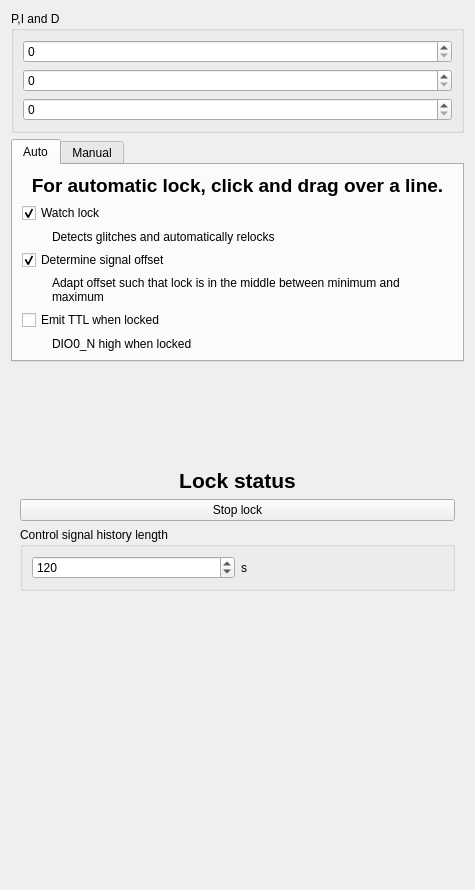
Before: the Qt Designer form linien/client/ui/locking_panel.ui in linien-org/linien, drawn with Qt 5.
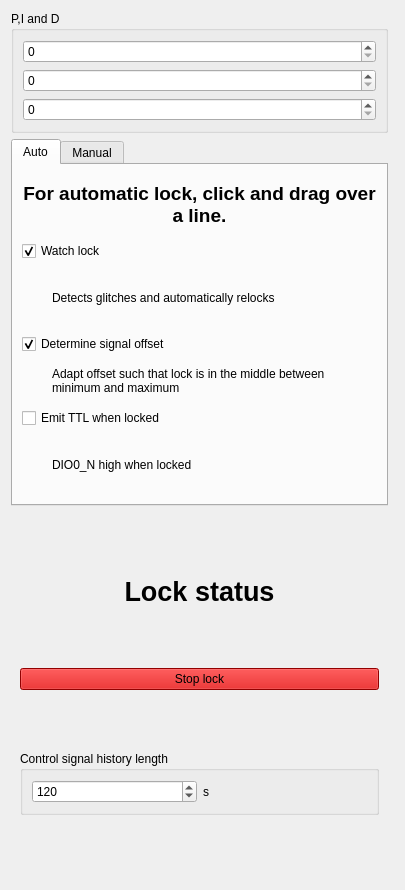
After: the same form once the commit is applied. Custom widgets are drawn as their Qt base class.

Patch:
```diff
--- a/linien/client/ui/locking_panel.ui
+++ b/linien/client/ui/locking_panel.ui
@@ -6,18 +6,57 @@
    <rect>
     <x>0</x>
     <y>0</y>
-    <width>475</width>
+    <width>405</width>
     <height>890</height>
    </rect>
   </property>
+  <property name="sizePolicy">
+   <sizepolicy hsizetype="Minimum" vsizetype="Preferred">
+    <horstretch>0</horstretch>
+    <verstretch>0</verstretch>
+   </sizepolicy>
+  </property>
   <property name="windowTitle">
    <string>Form</string>
   </property>
   <layout class="QVBoxLayout" name="verticalLayout">
    <item>
+    <widget class="QScrollArea" name="scrollArea">
+     <property name="frameShape">
+      <enum>QFrame::NoFrame</enum>
+     </property>
+     <property name="lineWidth">
+      <number>0</number>
+     </property>
+     <property name="widgetResizable">
+      <bool>true</bool>
+     </property>
+     <widget class="QWidget" name="scrollAreaWidgetContents">
+      <property name="geometry">
+       <rect>
+        <x>0</x>
+        <y>0</y>
+        <width>393</width>
+        <height>878</height>
+       </rect>
+      </property>
+      <layout class="QVBoxLayout" name="verticalLayout_3">
+       <property name="leftMargin">
+        <number>0</number>
+       </property>
+       <property name="topMargin">
+        <number>0</number>
+       </property>
+       <property name="rightMargin">
+        <number>6</number>
+       </property>
+       <property name="bottomMargin">
+        <number>0</number>
+       </property>
+       <item>
     <widget class="QGroupBox" name="groupBox_5">
      <property name="sizePolicy">
-      <sizepolicy hsizetype="Preferred" vsizetype="Minimum">
+          <sizepolicy hsizetype="Preferred" vsizetype="Fixed">
        <horstretch>0</horstretch>
        <verstretch>0</verstretch>
       </sizepolicy>
@@ -67,6 +106,12 @@
    </item>
    <item>
     <widget class="QTabWidget" name="lock_control_container">
+         <property name="sizePolicy">
+          <sizepolicy hsizetype="Minimum" vsizetype="Preferred">
+           <horstretch>0</horstretch>
+           <verstretch>0</verstretch>
+          </sizepolicy>
+         </property>
      <property name="currentIndex">
       <number>0</number>
      </property>
@@ -129,9 +174,27 @@
        </item>
        <item>
         <widget class="QLabel" name="label_9">
+             <property name="sizePolicy">
+              <sizepolicy hsizetype="Preferred" vsizetype="Fixed">
+               <horstretch>0</horstretch>
+               <verstretch>0</verstretch>
+              </sizepolicy>
+             </property>
+             <property name="maximumSize">
+              <size>
+               <width>350</width>
+               <height>16777215</height>
+              </size>
+             </property>
          <property name="text">
           <string>Adapt offset such that lock is in the middle between minimum and maximum</string>
          </property>
+             <property name="textFormat">
+              <enum>Qt::PlainText</enum>
+             </property>
+             <property name="scaledContents">
+              <bool>false</bool>
+             </property>
          <property name="wordWrap">
           <bool>true</bool>
          </property>
@@ -208,26 +271,29 @@
      </widget>
     </widget>
    </item>
-   <item>
-    <spacer name="verticalSpacer_3">
-     <property name="orientation">
-      <enum>Qt::Vertical</enum>
-     </property>
-     <property name="sizeHint" stdset="0">
-      <size>
-       <width>378</width>
-       <height>91</height>
-      </size>
-     </property>
-    </spacer>
-   </item>
    <item>
     <widget class="LockStatusPanel" name="lock_status_container" native="true">
      <layout class="QVBoxLayout" name="verticalLayout_2">
       <item>
        <widget class="QLabel" name="lock_status">
+            <property name="sizePolicy">
+             <sizepolicy hsizetype="Preferred" vsizetype="Fixed">
+              <horstretch>0</horstretch>
+              <verstretch>0</verstretch>
+             </sizepolicy>
+            </property>
+            <property name="font">
+             <font>
+              <pointsize>20</pointsize>
+              <weight>75</weight>
+              <bold>true</bold>
+             </font>
+            </property>
         <property name="text">
-         <string>&lt;html&gt;&lt;head/&gt;&lt;body&gt;&lt;p align=&quot;center&quot;&gt;&lt;span style=&quot; font-size:16pt; font-weight:600;&quot;&gt;Lock status&lt;/span&gt;&lt;/p&gt;&lt;/body&gt;&lt;/html&gt;</string>
+             <string>Lock status</string>
+            </property>
+            <property name="alignment">
+             <set>Qt::AlignCenter</set>
         </property>
         <property name="wordWrap">
          <bool>true</bool>
@@ -236,6 +302,448 @@
       </item>
       <item>
        <widget class="QPushButton" name="stop_lock">
+            <property name="palette">
+             <palette>
+              <active>
+               <colorrole role="WindowText">
+                <brush brushstyle="SolidPattern">
+                 <color alpha="255">
+                  <red>0</red>
+                  <green>0</green>
+                  <blue>0</blue>
+                 </color>
+                </brush>
+               </colorrole>
+               <colorrole role="Button">
+                <brush brushstyle="SolidPattern">
+                 <color alpha="255">
+                  <red>204</red>
+                  <green>0</green>
+                  <blue>0</blue>
+                 </color>
+                </brush>
+               </colorrole>
+               <colorrole role="Light">
+                <brush brushstyle="SolidPattern">
+                 <color alpha="255">
+                  <red>255</red>
+                  <green>51</green>
+                  <blue>51</blue>
+                 </color>
+                </brush>
+               </colorrole>
+               <colorrole role="Midlight">
+                <brush brushstyle="SolidPattern">
+                 <color alpha="255">
+                  <red>229</red>
+                  <green>25</green>
+                  <blue>25</blue>
+                 </color>
+                </brush>
+               </colorrole>
+               <colorrole role="Dark">
+                <brush brushstyle="SolidPattern">
+                 <color alpha="255">
+                  <red>102</red>
+                  <green>0</green>
+                  <blue>0</blue>
+                 </color>
+                </brush>
+               </colorrole>
+               <colorrole role="Mid">
+                <brush brushstyle="SolidPattern">
+                 <color alpha="255">
+                  <red>136</red>
+                  <green>0</green>
+                  <blue>0</blue>
+                 </color>
+                </brush>
+               </colorrole>
+               <colorrole role="Text">
+                <brush brushstyle="SolidPattern">
+                 <color alpha="255">
+                  <red>0</red>
+                  <green>0</green>
+                  <blue>0</blue>
+                 </color>
+                </brush>
+               </colorrole>
+               <colorrole role="BrightText">
+                <brush brushstyle="SolidPattern">
+                 <color alpha="255">
+                  <red>255</red>
+                  <green>255</green>
+                  <blue>255</blue>
+                 </color>
+                </brush>
+               </colorrole>
+               <colorrole role="ButtonText">
+                <brush brushstyle="SolidPattern">
+                 <color alpha="255">
+                  <red>0</red>
+                  <green>0</green>
+                  <blue>0</blue>
+                 </color>
+                </brush>
+               </colorrole>
+               <colorrole role="Base">
+                <brush brushstyle="SolidPattern">
+                 <color alpha="255">
+                  <red>255</red>
+                  <green>255</green>
+                  <blue>255</blue>
+                 </color>
+                </brush>
+               </colorrole>
+               <colorrole role="Window">
+                <brush brushstyle="SolidPattern">
+                 <color alpha="255">
+                  <red>204</red>
+                  <green>0</green>
+                  <blue>0</blue>
+                 </color>
+                </brush>
+               </colorrole>
+               <colorrole role="Shadow">
+                <brush brushstyle="SolidPattern">
+                 <color alpha="255">
+                  <red>0</red>
+                  <green>0</green>
+                  <blue>0</blue>
+                 </color>
+                </brush>
+               </colorrole>
+               <colorrole role="AlternateBase">
+                <brush brushstyle="SolidPattern">
+                 <color alpha="255">
+                  <red>229</red>
+                  <green>127</green>
+                  <blue>127</blue>
+                 </color>
+                </brush>
+               </colorrole>
+               <colorrole role="ToolTipBase">
+                <brush brushstyle="SolidPattern">
+                 <color alpha="255">
+                  <red>255</red>
+                  <green>255</green>
+                  <blue>220</blue>
+                 </color>
+                </brush>
+               </colorrole>
+               <colorrole role="ToolTipText">
+                <brush brushstyle="SolidPattern">
+                 <color alpha="255">
+                  <red>0</red>
+                  <green>0</green>
+                  <blue>0</blue>
+                 </color>
+                </brush>
+               </colorrole>
+               <colorrole role="PlaceholderText">
+                <brush brushstyle="SolidPattern">
+                 <color alpha="128">
+                  <red>0</red>
+                  <green>0</green>
+                  <blue>0</blue>
+                 </color>
+                </brush>
+               </colorrole>
+              </active>
+              <inactive>
+               <colorrole role="WindowText">
+                <brush brushstyle="SolidPattern">
+                 <color alpha="255">
+                  <red>0</red>
+                  <green>0</green>
+                  <blue>0</blue>
+                 </color>
+                </brush>
+               </colorrole>
+               <colorrole role="Button">
+                <brush brushstyle="SolidPattern">
+                 <color alpha="255">
+                  <red>204</red>
+                  <green>0</green>
+                  <blue>0</blue>
+                 </color>
+                </brush>
+               </colorrole>
+               <colorrole role="Light">
+                <brush brushstyle="SolidPattern">
+                 <color alpha="255">
+                  <red>255</red>
+                  <green>51</green>
+                  <blue>51</blue>
+                 </color>
+                </brush>
+               </colorrole>
+               <colorrole role="Midlight">
+                <brush brushstyle="SolidPattern">
+                 <color alpha="255">
+                  <red>229</red>
+                  <green>25</green>
+                  <blue>25</blue>
+                 </color>
+                </brush>
+               </colorrole>
+               <colorrole role="Dark">
+                <brush brushstyle="SolidPattern">
+                 <color alpha="255">
+                  <red>102</red>
+                  <green>0</green>
+                  <blue>0</blue>
+                 </color>
+                </brush>
+               </colorrole>
+               <colorrole role="Mid">
+                <brush brushstyle="SolidPattern">
+                 <color alpha="255">
+                  <red>136</red>
+                  <green>0</green>
+                  <blue>0</blue>
+                 </color>
+                </brush>
+               </colorrole>
+               <colorrole role="Text">
+                <brush brushstyle="SolidPattern">
+                 <color alpha="255">
+                  <red>0</red>
+                  <green>0</green>
+                  <blue>0</blue>
+                 </color>
+                </brush>
+               </colorrole>
+               <colorrole role="BrightText">
+                <brush brushstyle="SolidPattern">
+                 <color alpha="255">
+                  <red>255</red>
+                  <green>255</green>
+                  <blue>255</blue>
+                 </color>
+                </brush>
+               </colorrole>
+               <colorrole role="ButtonText">
+                <brush brushstyle="SolidPattern">
+                 <color alpha="255">
+                  <red>0</red>
+                  <green>0</green>
+                  <blue>0</blue>
+                 </color>
+                </brush>
+               </colorrole>
+               <colorrole role="Base">
+                <brush brushstyle="SolidPattern">
+                 <color alpha="255">
+                  <red>255</red>
+                  <green>255</green>
+                  <blue>255</blue>
+                 </color>
+                </brush>
+               </colorrole>
+               <colorrole role="Window">
+                <brush brushstyle="SolidPattern">
+                 <color alpha="255">
+                  <red>204</red>
+                  <green>0</green>
+                  <blue>0</blue>
+                 </color>
+                </brush>
+               </colorrole>
+               <colorrole role="Shadow">
+                <brush brushstyle="SolidPattern">
+                 <color alpha="255">
+                  <red>0</red>
+                  <green>0</green>
+                  <blue>0</blue>
+                 </color>
+                </brush>
+               </colorrole>
+               <colorrole role="AlternateBase">
+                <brush brushstyle="SolidPattern">
+                 <color alpha="255">
+                  <red>229</red>
+                  <green>127</green>
+                  <blue>127</blue>
+                 </color>
+                </brush>
+               </colorrole>
+               <colorrole role="ToolTipBase">
+                <brush brushstyle="SolidPattern">
+                 <color alpha="255">
+                  <red>255</red>
+                  <green>255</green>
+                  <blue>220</blue>
+                 </color>
+                </brush>
+               </colorrole>
+               <colorrole role="ToolTipText">
+                <brush brushstyle="SolidPattern">
+                 <color alpha="255">
+                  <red>0</red>
+                  <green>0</green>
+                  <blue>0</blue>
+                 </color>
+                </brush>
+               </colorrole>
+               <colorrole role="PlaceholderText">
+                <brush brushstyle="SolidPattern">
+                 <color alpha="128">
+                  <red>0</red>
+                  <green>0</green>
+                  <blue>0</blue>
+                 </color>
+                </brush>
+               </colorrole>
+              </inactive>
+              <disabled>
+               <colorrole role="WindowText">
+                <brush brushstyle="SolidPattern">
+                 <color alpha="255">
+                  <red>102</red>
+                  <green>0</green>
+                  <blue>0</blue>
+                 </color>
+                </brush>
+               </colorrole>
+               <colorrole role="Button">
+                <brush brushstyle="SolidPattern">
+                 <color alpha="255">
+                  <red>204</red>
+                  <green>0</green>
+                  <blue>0</blue>
+                 </color>
+                </brush>
+               </colorrole>
+               <colorrole role="Light">
+                <brush brushstyle="SolidPattern">
+                 <color alpha="255">
+                  <red>255</red>
+                  <green>51</green>
+                  <blue>51</blue>
+                 </color>
+                </brush>
+               </colorrole>
+               <colorrole role="Midlight">
+                <brush brushstyle="SolidPattern">
+                 <color alpha="255">
+                  <red>229</red>
+                  <green>25</green>
+                  <blue>25</blue>
+                 </color>
+                </brush>
+               </colorrole>
+               <colorrole role="Dark">
+                <brush brushstyle="SolidPattern">
+                 <color alpha="255">
+                  <red>102</red>
+                  <green>0</green>
+                  <blue>0</blue>
+                 </color>
+                </brush>
+               </colorrole>
+               <colorrole role="Mid">
+                <brush brushstyle="SolidPattern">
+                 <color alpha="255">
+                  <red>136</red>
+                  <green>0</green>
+                  <blue>0</blue>
+                 </color>
+                </brush>
+               </colorrole>
+               <colorrole role="Text">
+                <brush brushstyle="SolidPattern">
+                 <color alpha="255">
+                  <red>102</red>
+                  <green>0</green>
+                  <blue>0</blue>
+                 </color>
+                </brush>
+               </colorrole>
+               <colorrole role="BrightText">
+                <brush brushstyle="SolidPattern">
+                 <color alpha="255">
+                  <red>255</red>
+                  <green>255</green>
+                  <blue>255</blue>
+                 </color>
+                </brush>
+               </colorrole>
+               <colorrole role="ButtonText">
+                <brush brushstyle="SolidPattern">
+                 <color alpha="255">
+                  <red>102</red>
+                  <green>0</green>
+                  <blue>0</blue>
+                 </color>
+                </brush>
+               </colorrole>
+               <colorrole role="Base">
+                <brush brushstyle="SolidPattern">
+                 <color alpha="255">
+                  <red>204</red>
+                  <green>0</green>
+                  <blue>0</blue>
+                 </color>
+                </brush>
+               </colorrole>
+               <colorrole role="Window">
+                <brush brushstyle="SolidPattern">
+                 <color alpha="255">
+                  <red>204</red>
+                  <green>0</green>
+                  <blue>0</blue>
+                 </color>
+                </brush>
+               </colorrole>
+               <colorrole role="Shadow">
+                <brush brushstyle="SolidPattern">
+                 <color alpha="255">
+                  <red>0</red>
+                  <green>0</green>
+                  <blue>0</blue>
+                 </color>
+                </brush>
+               </colorrole>
+               <colorrole role="AlternateBase">
+                <brush brushstyle="SolidPattern">
+                 <color alpha="255">
+                  <red>204</red>
+                  <green>0</green>
+                  <blue>0</blue>
+                 </color>
+                </brush>
+               </colorrole>
+               <colorrole role="ToolTipBase">
+                <brush brushstyle="SolidPattern">
+                 <color alpha="255">
+                  <red>255</red>
+                  <green>255</green>
+                  <blue>220</blue>
+                 </color>
+                </brush>
+               </colorrole>
+               <colorrole role="ToolTipText">
+                <brush brushstyle="SolidPattern">
+                 <color alpha="255">
+                  <red>0</red>
+                  <green>0</green>
+                  <blue>0</blue>
+                 </color>
+                </brush>
+               </colorrole>
+               <colorrole role="PlaceholderText">
+                <brush brushstyle="SolidPattern">
+                 <color alpha="128">
+                  <red>0</red>
+                  <green>0</green>
+                  <blue>0</blue>
+                 </color>
+                </brush>
+               </colorrole>
+              </disabled>
+             </palette>
+            </property>
         <property name="text">
          <string>Stop lock</string>
         </property>
@@ -243,6 +751,12 @@
       </item>
       <item>
        <widget class="QGroupBox" name="groupBox_8">
+            <property name="sizePolicy">
+             <sizepolicy hsizetype="Preferred" vsizetype="Fixed">
+              <horstretch>0</horstretch>
+              <verstretch>0</verstretch>
+             </sizepolicy>
+            </property>
         <property name="title">
          <string>Control signal history length</string>
         </property>
@@ -276,31 +790,9 @@
      </layout>
     </widget>
    </item>
-   <item>
-    <spacer name="verticalSpacer">
-     <property name="orientation">
-      <enum>Qt::Vertical</enum>
-     </property>
-     <property name="sizeHint" stdset="0">
-      <size>
-       <width>378</width>
-       <height>3</height>
-      </size>
-     </property>
-    </spacer>
-   </item>
-   <item>
-    <spacer name="verticalSpacer_2">
-     <property name="orientation">
-      <enum>Qt::Vertical</enum>
-     </property>
-     <property name="sizeHint" stdset="0">
-      <size>
-       <width>378</width>
-       <height>267</height>
-      </size>
-     </property>
-    </spacer>
+      </layout>
+     </widget>
+    </widget>
    </item>
   </layout>
  </widget>
```
Lines whose indentation alone changed are shown as unchanged.
